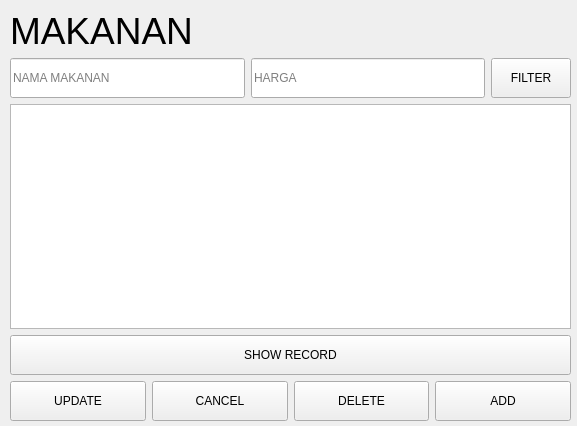
Qt form src/ui/makanan.ui (zanra2401/UAS_PEMDES) before a commit.
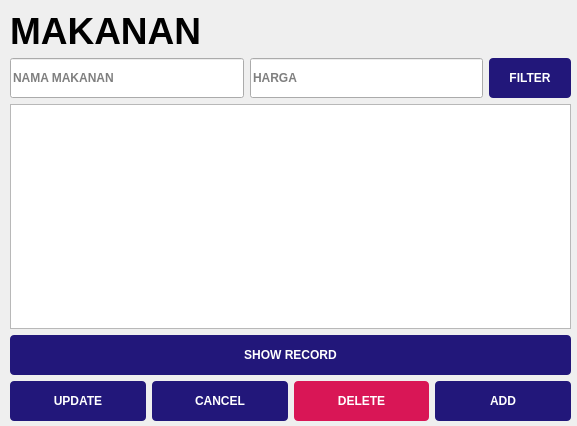
The same form after that commit.

```diff
--- a/src/ui/makanan.ui
+++ b/src/ui/makanan.ui
@@ -34,6 +34,8 @@
       <property name="font">
        <font>
         <pointsize>28</pointsize>
+        <weight>75</weight>
+        <bold>true</bold>
        </font>
       </property>
       <property name="text">
@@ -51,6 +53,9 @@
           <height>40</height>
          </size>
         </property>
+        <property name="styleSheet">
+         <string notr="true">font-weight: bold;</string>
+        </property>
         <property name="placeholderText">
          <string>NAMA MAKANAN</string>
         </property>
@@ -64,6 +69,9 @@
           <height>40</height>
          </size>
         </property>
+        <property name="styleSheet">
+         <string notr="true">font-weight: bold;</string>
+        </property>
         <property name="placeholderText">
          <string>HARGA</string>
         </property>
@@ -77,6 +85,15 @@
           <height>40</height>
          </size>
         </property>
+        <property name="styleSheet">
+         <string notr="true">background: #22177A;
+color: white;
+font-weight: bold;
+border: none;
+padding-left: 20px;
+padding-right: 20px;
+border-radius: 4px;</string>
+        </property>
         <property name="text">
          <string>FILTER</string>
         </property>
@@ -107,6 +124,15 @@
           <height>40</height>
          </size>
         </property>
+        <property name="styleSheet">
+         <string notr="true">background: #22177A;
+color: white;
+font-weight: bold;
+border: none;
+padding-left: 20px;
+padding-right: 20px;
+border-radius: 4px;</string>
+        </property>
         <property name="text">
          <string>SHOW RECORD</string>
         </property>
@@ -124,6 +150,15 @@
           <height>40</height>
          </size>
         </property>
+        <property name="styleSheet">
+         <string notr="true">background: #22177A;
+color: white;
+font-weight: bold;
+border: none;
+padding-left: 20px;
+padding-right: 20px;
+border-radius: 4px;</string>
+        </property>
         <property name="text">
          <string>UPDATE</string>
         </property>
@@ -137,6 +172,15 @@
           <height>40</height>
          </size>
         </property>
+        <property name="styleSheet">
+         <string notr="true">background: #22177A;
+color: white;
+font-weight: bold;
+border: none;
+padding-left: 20px;
+padding-right: 20px;
+border-radius: 4px;</string>
+        </property>
         <property name="text">
          <string>CANCEL</string>
         </property>
@@ -150,6 +194,15 @@
           <height>40</height>
          </size>
         </property>
+        <property name="styleSheet">
+         <string notr="true">background: #D91656;
+color: white;
+font-weight: bold;
+border: none;
+padding-left: 20px;
+padding-right: 20px;
+border-radius: 4px;</string>
+        </property>
         <property name="text">
          <string>DELETE</string>
         </property>
@@ -163,6 +216,15 @@
           <height>40</height>
          </size>
         </property>
+        <property name="styleSheet">
+         <string notr="true">background: #22177A;
+color: white;
+font-weight: bold;
+border: none;
+padding-left: 20px;
+padding-right: 20px;
+border-radius: 4px;</string>
+        </property>
         <property name="text">
          <string>ADD</string>
         </property>
```
